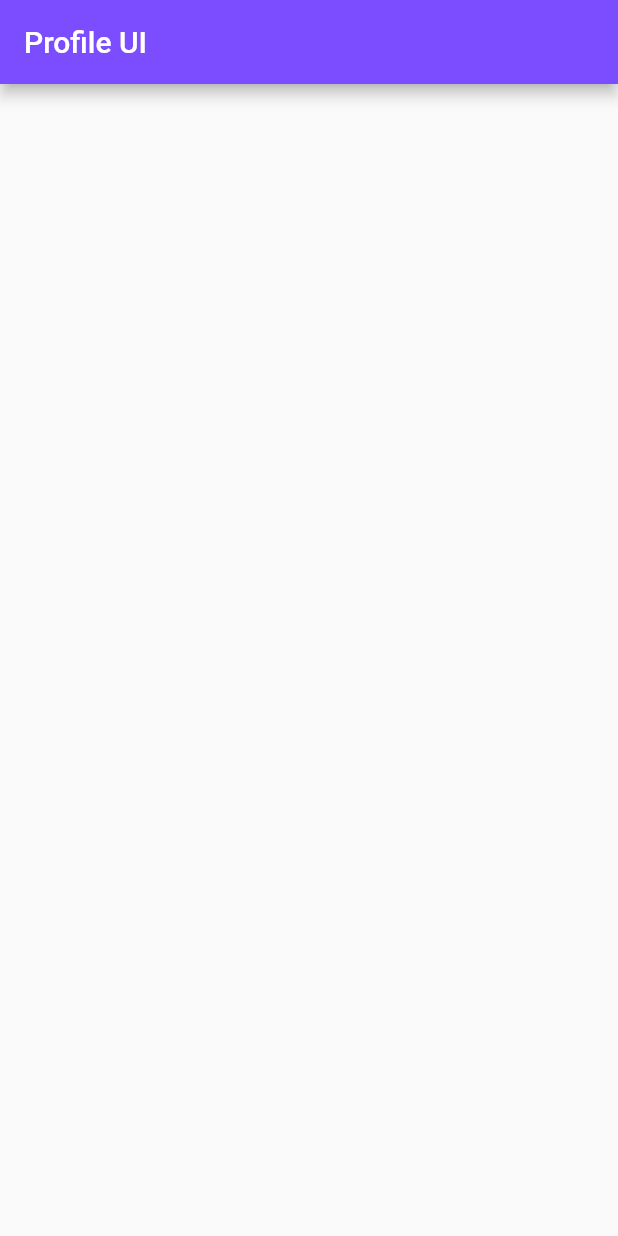
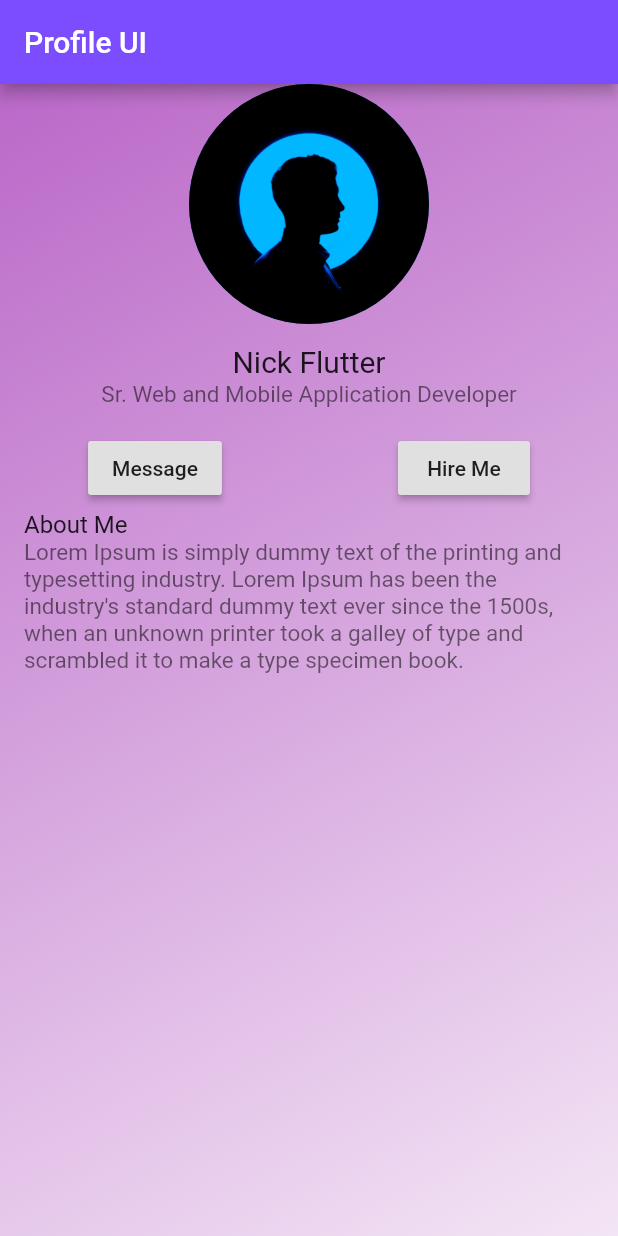
Before and after one commit to CoreChallenge/dart-challenge, a Flutter app: the screen it shows after launch, on a phone screen of 412 x 824 dp. Run offline on Flutter 3.47's test engine with Material 2 defaults, Android fonts, the phone set to English and light mode, and no system bars.

Commit message:
Added: some ui component on the layout

```diff
--- a/profile_ui/lib/app.dart
+++ b/profile_ui/lib/app.dart
@@ -13,7 +13,50 @@ class App extends StatelessWidget {
         appBar: AppBar(
           title: Text("Profile UI"),
         ),
-      ),
+        body: Container(
+          decoration: BoxDecoration(
+            gradient: LinearGradient(
+              begin: Alignment.topLeft,
+              end: Alignment.bottomRight,
+              colors: [
+                Colors.purple[300],
+                Colors.purple[50]
+              ]),
+          ),
+          child: Column(children: <Widget>[
+              CircleAvatar(
+                radius: 80,
+                backgroundImage: AssetImage("images/man-default-profile.jpg") ,
+              ),
+
+                ListTile(
+                  title: Center(child: Text("Nick Flutter", style: TextStyle(fontSize: 20),),) ,
+                  subtitle: Center(child: Text("Sr. Web and Mobile Application Developer", style: TextStyle(fontSize: 15),),)
+                ),
+
+                Row(
+                  mainAxisAlignment: MainAxisAlignment.spaceAround,
+                  children: <Widget>[
+                      RaisedButton(
+                      onPressed: (){
+
+                    },
+                      child: Text("Message"),),
+
+                    RaisedButton(
+                      onPressed: (){
+
+                    },
+                      child: Text("Hire Me"),),
+                  ],
+                ),
+
+                ListTile(title: Text("About Me", style: TextStyle(fontSize: 16),),
+                subtitle: Text("Lorem Ipsum is simply dummy text of the printing and typesetting industry. Lorem Ipsum has been the industry's standard dummy text ever since the 1500s, when an unknown printer took a galley of type and scrambled it to make a type specimen book.", style: TextStyle(fontSize: 15),),)
+              ]
+          ,),
+        )
+      ),//
     );
   }
 }
--- a/profile_ui/pubspec.yaml
+++ b/profile_ui/pubspec.yaml
@@ -41,7 +41,8 @@ flutter:
   uses-material-design: true
 
   # To add assets to your application, add an assets section, like this:
-  # assets:
+  assets:
+    - images/
   #  - images/a_dot_burr.jpeg
   #  - images/a_dot_ham.jpeg
 
```
Also changed, not shown: profile_ui/images/man-default-profile.jpg (added).
